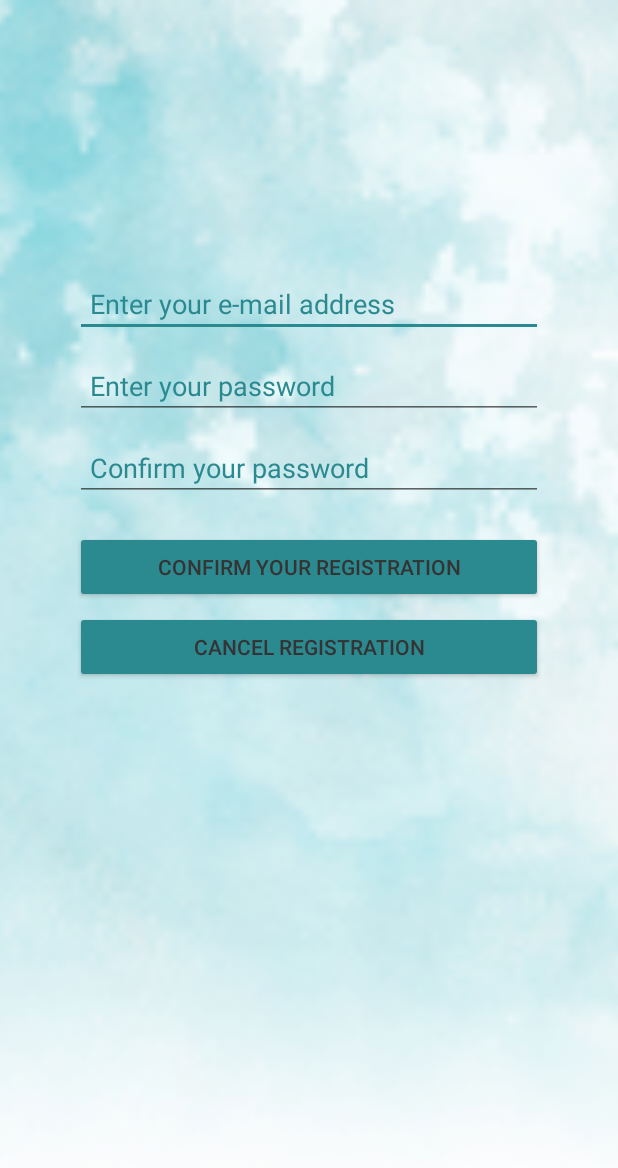
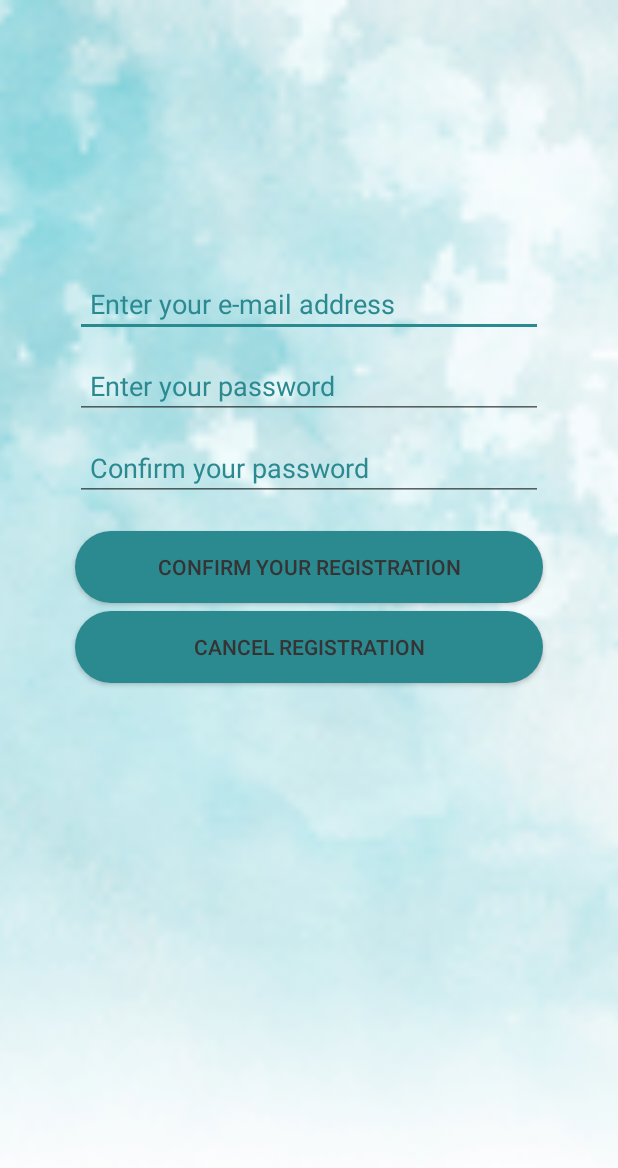
Before and after one commit to mlipinski97/budget_helper, an Android app: the screen it shows after launch (LoginActivity), after a tap on "REGISTER NEW ACCOUNT!", on a phone screen of 412 x 824 dp. Shown: the top 1168 px of the screen. Run offline under Robolectric (Android 15) with nearby library versions, the phone set to English and light mode, and no system bars; 1 other tap on this screen came first.

```diff
--- a/app/src/main/java/com/example/engineerdegreeapp/activity/MainActivity.java
+++ b/app/src/main/java/com/example/engineerdegreeapp/activity/MainActivity.java
@@ -239,7 +239,7 @@ public class MainActivity extends AppCompatActivity implements OnNavigationItemS
     private void setLocale(String language) {
         Locale locale;
         if (language.toLowerCase().equals("en") || language.toLowerCase().equals("gb") || language.toLowerCase().equals("us")) {
-            locale = new Locale("en");
+            locale = new Locale("en", "US");
         } else {
             locale = new Locale(language.toLowerCase(), language.toUpperCase());
         }
--- a/app/src/main/java/com/example/engineerdegreeapp/util/CurrencyUtils.java
+++ b/app/src/main/java/com/example/engineerdegreeapp/util/CurrencyUtils.java
@@ -57,12 +57,14 @@ public class CurrencyUtils {
         sortedCurrencies.add(0, "USD");
         sortedCurrencies.remove("EUR");
         sortedCurrencies.add(0, "EUR");
+
         sortedCurrencies.remove(getLocalCurrencyCode());
         sortedCurrencies.add(0, getLocalCurrencyCode());
         return sortedCurrencies;
     }
 
     public static String getLocalCurrencyCode(){
+        System.out.println(Locale.getDefault().getCountry());
         Currency currency = Currency.getInstance(Locale.getDefault());
         return currency.getCurrencyCode();
     }
--- /dev/null
+++ b/app/src/main/res/drawable/standard_button_background.xml
@@ -0,0 +1,7 @@
+<?xml version="1.0" encoding="utf-8"?>
+<shape xmlns:android="http://schemas.android.com/apk/res/android"
+    android:shape="rectangle">
+    <!-- you can use any color you want I used here gray color-->
+    <solid android:color="?attr/buttonColor"/>
+    <corners android:radius="25dp"/>
+</shape>
--- a/app/src/main/res/layout/fragment_budget_list.xml
+++ b/app/src/main/res/layout/fragment_budget_list.xml
@@ -97,11 +97,11 @@
         android:layout_alignParentBottom="true"
         android:layout_centerHorizontal="true"
         android:layout_marginBottom="80dp"
-        android:gravity="bottom|center_horizontal"
+        android:gravity="center"
+        android:padding="10dp"
         android:text="@string/budget_list_delete_button"
-        android:textAlignment="center"
         android:visibility="invisible"
-        android:backgroundTint="?attr/buttonColor"
+        android:background="@drawable/standard_button_background"
         />
 
 </RelativeLayout>
--- a/app/src/main/res/layout/fragment_budget_list_details.xml
+++ b/app/src/main/res/layout/fragment_budget_list_details.xml
@@ -56,11 +56,12 @@
         android:layout_alignParentBottom="true"
         android:layout_centerHorizontal="true"
         android:layout_marginBottom="80dp"
-        android:gravity="bottom|center_horizontal"
         android:text="@string/budget_list_details_delete_button"
         android:textAlignment="center"
         android:visibility="invisible"
-        android:backgroundTint="?attr/buttonColor"
+        android:background="@drawable/standard_button_background"
+        android:gravity="center"
+        android:padding="10dp"
         />
 
 </RelativeLayout>
--- a/app/src/main/res/layout/fragment_category_browser.xml
+++ b/app/src/main/res/layout/fragment_category_browser.xml
@@ -38,8 +38,9 @@
         android:layout_alignParentBottom="true"
         android:layout_centerHorizontal="true"
         android:layout_marginBottom="80dp"
-        android:backgroundTint="?attr/buttonColor"
-        android:gravity="bottom|center_horizontal"
+        android:background="@drawable/standard_button_background"
+        android:gravity="center"
+        android:padding="10dp"
         android:text="@string/category_delete_button"
         android:textAlignment="center"
         android:visibility="invisible" />
--- a/app/src/main/res/layout/fragment_friends.xml
+++ b/app/src/main/res/layout/fragment_friends.xml
@@ -34,7 +34,9 @@
             android:layout_width="wrap_content"
             android:layout_height="wrap_content"
             android:layout_weight="0"
-            android:backgroundTint="?attr/buttonColor"
+            android:background="@drawable/standard_button_background"
+            android:gravity="center"
+            android:padding="10dp"
             android:text="@string/share_budget_list_search_button"
             android:textColor="?attr/textColor" />
     </LinearLayout>
--- a/app/src/main/res/layout/fragment_register.xml
+++ b/app/src/main/res/layout/fragment_register.xml
@@ -1,66 +1,64 @@
 <?xml version="1.0" encoding="utf-8"?>
-<RelativeLayout
-    xmlns:android="http://schemas.android.com/apk/res/android" android:layout_width="match_parent"
+<RelativeLayout xmlns:android="http://schemas.android.com/apk/res/android"
+    android:layout_width="match_parent"
     android:layout_height="match_parent"
-    android:background="?attr/backgroundColor"
-    >
+    android:background="?attr/backgroundColor">
+
     <ImageView
         android:id="@+id/background_image_view"
         android:layout_width="match_parent"
         android:layout_height="match_parent"
+        android:adjustViewBounds="true"
         android:alpha="1"
         android:scaleType="centerCrop"
-        android:adjustViewBounds="true"
         android:src="?attr/backgroundImage" />
+
     <EditText
         android:id="@+id/register_username_edit_text"
         android:layout_width="match_parent"
         android:layout_height="wrap_content"
         android:layout_centerHorizontal="true"
+        android:layout_marginLeft="50dp"
         android:layout_marginTop="180dp"
-        android:layout_marginLeft="50dp"
         android:layout_marginRight="50dp"
-        android:padding="10dp"
         android:autofillHints="email"
         android:hint="@string/login_prompt"
         android:inputType="textEmailAddress"
+        android:padding="10dp"
         android:textColor="?attr/textColor"
-        android:textColorHint="?attr/hintTextColor"
-        />
+        android:textColorHint="?attr/hintTextColor" />
 
     <EditText
         android:id="@+id/register_password_edit_text"
         android:layout_width="match_parent"
         android:layout_height="wrap_content"
+        android:layout_below="@+id/register_username_edit_text"
+        android:layout_centerHorizontal="true"
+        android:layout_marginLeft="50dp"
         android:layout_marginTop="10dp"
-        android:layout_marginLeft="50dp"
         android:layout_marginRight="50dp"
-        android:layout_below="@+id/register_username_edit_text"
+        android:autofillHints="password"
+        android:hint="@string/password_prompt"
+        android:inputType="textPassword"
         android:padding="10dp"
-        android:layout_centerHorizontal="true"
-        android:hint="@string/password_prompt"
-        android:autofillHints="password"
-        android:inputType="textPassword"
         android:textColor="?attr/textColor"
-        android:textColorHint="?attr/hintTextColor"
-        />
+        android:textColorHint="?attr/hintTextColor" />
 
     <EditText
         android:id="@+id/register_password_confirmation_edit_text"
         android:layout_width="match_parent"
         android:layout_height="wrap_content"
+        android:layout_below="@+id/register_password_edit_text"
+        android:layout_centerHorizontal="true"
+        android:layout_marginLeft="50dp"
         android:layout_marginTop="10dp"
-        android:layout_marginLeft="50dp"
         android:layout_marginRight="50dp"
-        android:layout_below="@+id/register_password_edit_text"
+        android:autofillHints="password"
+        android:hint="@string/password_confirmation_prompt"
+        android:inputType="textPassword"
         android:padding="10dp"
-        android:layout_centerHorizontal="true"
-        android:hint="@string/password_confirmation_prompt"
-        android:autofillHints="password"
-        android:inputType="textPassword"
         android:textColor="?attr/textColor"
-        android:textColorHint="?attr/hintTextColor"
-        />
+        android:textColorHint="?attr/hintTextColor" />
 
     <Button
         android:id="@+id/register_confirm_button"
@@ -68,13 +66,14 @@
         android:layout_height="wrap_content"
         android:layout_below="@id/register_password_confirmation_edit_text"
         android:layout_centerHorizontal="true"
+        android:layout_marginLeft="50dp"
         android:layout_marginTop="20dp"
-        android:layout_marginLeft="50dp"
         android:layout_marginRight="50dp"
+        android:background="@drawable/standard_button_background"
+        android:gravity="center"
+        android:padding="10dp"
         android:text="@string/confirm_registration_action"
-        android:backgroundTint="?attr/buttonColor"
-        android:textColor="?attr/textColor"
-        />
+        android:textColor="?attr/textColor" />
 
     <Button
         android:id="@+id/register_cancel_button"
@@ -82,11 +81,12 @@
         android:layout_height="wrap_content"
         android:layout_below="@id/register_confirm_button"
         android:layout_centerHorizontal="true"
+        android:layout_marginLeft="50dp"
         android:layout_marginTop="5dp"
-            android:layout_marginLeft="50dp"
         android:layout_marginRight="50dp"
+        android:background="@drawable/standard_button_background"
+        android:gravity="center"
+        android:padding="10dp"
         android:text="@string/cancel_registration_action"
-            android:backgroundTint="?attr/buttonColor"
-            android:textColor="?attr/textColor"
-            />
+        android:textColor="?attr/textColor" />
 </RelativeLayout>
--- a/app/src/main/res/layout/friends_item.xml
+++ b/app/src/main/res/layout/friends_item.xml
@@ -20,6 +20,7 @@
             android:layout_height="match_parent"
             android:textColor="?attr/textColor"
             android:text="#15"
+            android:padding="5dp"
             android:textSize="15sp"
             android:layout_gravity="center|start"
             />
--- a/app/src/main/res/values/colors.xml
+++ b/app/src/main/res/values/colors.xml
@@ -4,7 +4,7 @@
     <color name="colorPrimaryDark">#3700B3</color>
     <color name="colorAccent">#03DAC5</color>
     <color name="login_error_color">#D50C0C</color>
-    <color name="darkCardBackgroundColor">#6C6A6A</color>
+    <color name="darkCardBackgroundColor">#A66C6A6A</color>
     <color name="darkCardSelectedBackgroundColor">#959292</color>
     <color name="lightCardBackgroundColor">#9969BAC3</color>
     <color name="lightCardSelectedBackgroundColor">#b1dddd</color>
--- a/app/src/main/res/values/styles.xml
+++ b/app/src/main/res/values/styles.xml
@@ -32,7 +32,7 @@
         <item name="colorPrimaryDark">#656464</item>
         <item name="colorAccent">@color/colorAccent</item>
         <item name="backgroundColor">#2C2C2C</item>
-        <item name="cardBackgroundColor">#6C6A6A</item>
+        <item name="cardBackgroundColor">#A66C6A6A</item>
         <item name="textColor">#D8D4D4</item>
         <item name="actionMenuTextColor">#D8D4D4</item>
         <item name="tintColor">#ffffff</item>
@@ -76,7 +76,7 @@
         <item name="colorPrimaryDark">#656464</item>
         <item name="colorAccent">@color/colorAccent</item>
         <item name="backgroundColor">#2C2C2C</item>
-        <item name="cardBackgroundColor">#6C6A6A</item>
+        <item name="cardBackgroundColor">#A66C6A6A</item>
         <item name="textColor">#D8D4D4</item>
         <item name="actionMenuTextColor">#D8D4D4</item>
         <item name="tintColor">#ffffff</item>
```
Also changed, not shown: app/src/main/res/layout/fragment_edit_budget_list.xml (+6 -2 lines), app/src/main/res/layout/fragment_edit_category.xml (+6 -2 lines), app/src/main/res/layout/fragment_login.xml (+6 -2 lines), app/src/main/res/layout/fragment_new_budget_list.xml (+6 -2 lines), app/src/main/res/layout/fragment_new_category.xml (+6 -2 lines), app/src/main/res/layout/fragment_new_expense.xml (+6 -2 lines), app/src/main/res/layout/fragment_share_budget_list.xml (+13 -5 lines). Lines whose indentation alone changed are shown as unchanged.
